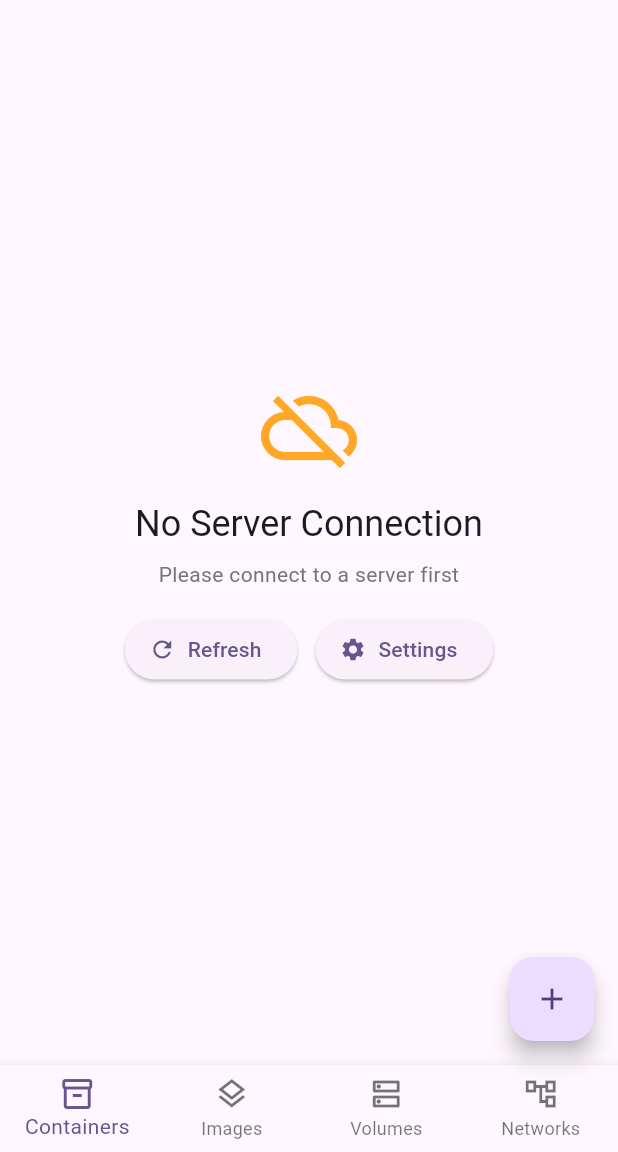
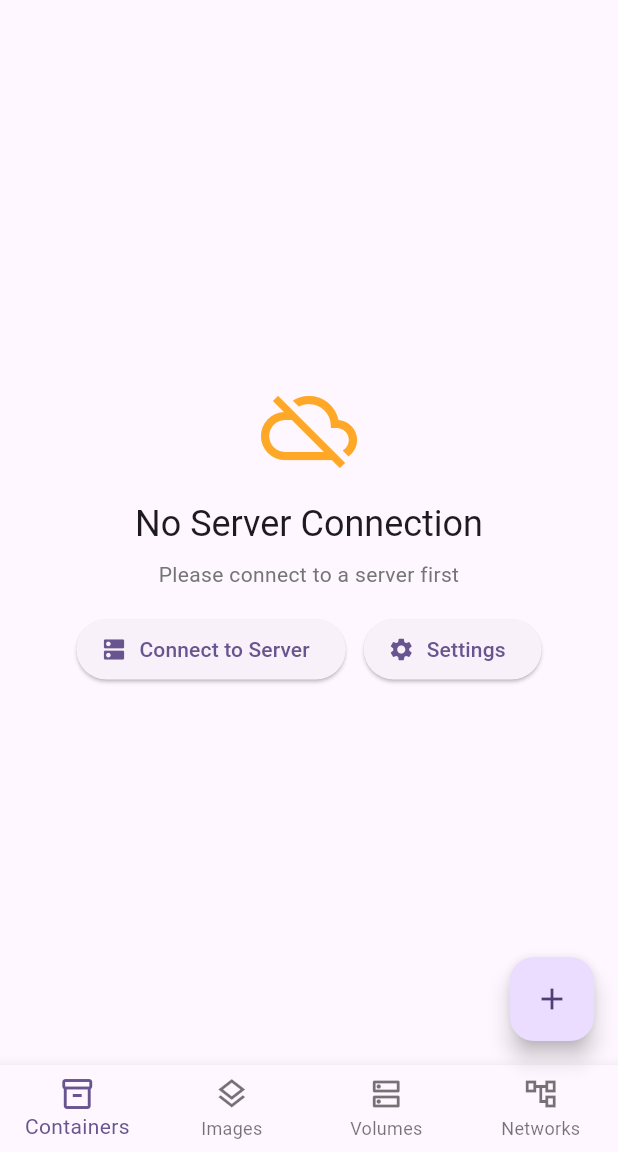
Before and after one commit to theSoberSobber/Docker-Manager, a Flutter app: the screen it shows after launch, on a phone screen of 412 x 824 dp, the part 84-1236 px from its top. Run offline on Flutter 3.47's test engine with Material 3 defaults, Android fonts, the phone set to English and light mode, and no system bars; our stand-ins replace easy_localization, shared_preferences; missing offline and left inert: dartssh2, xterm.

Commit message:
make the button toast and nothing else

```diff
--- a/lib/presentation/screens/containers_screen.dart
+++ b/lib/presentation/screens/containers_screen.dart
@@ -607,12 +607,28 @@ class _ContainersScreenState extends State<ContainersScreen>
             Row(
               mainAxisAlignment: MainAxisAlignment.center,
               children: [
-                ElevatedButton.icon(
-                  onPressed: _refreshContainers,
-                  icon: const Icon(Icons.refresh),
-                  label: Text(isConnectionError ? 'common.refresh'.tr() : 'common.retry'.tr()),
-                ),
-                const SizedBox(width: 12),
+                if (isConnectionError) ...[
+                  ElevatedButton.icon(
+                    onPressed: () {
+                      ScaffoldMessenger.of(context).showSnackBar(
+                        const SnackBar(
+                          content: Text('Tap the server icon in the top-right to connect to a server'),
+                          duration: Duration(seconds: 3),
+                        ),
+                      );
+                    },
+                    icon: const Icon(Icons.dns),
+                    label: Text('connection.connect_to_server'.tr()),
+                  ),
+                  const SizedBox(width: 12),
+                ] else ...[
+                  ElevatedButton.icon(
+                    onPressed: _refreshContainers,
+                    icon: const Icon(Icons.refresh),
+                    label: Text('common.retry'.tr()),
+                  ),
+                  const SizedBox(width: 12),
+                ],
                 ElevatedButton.icon(
                   onPressed: () {
                     Navigator.push(
```
